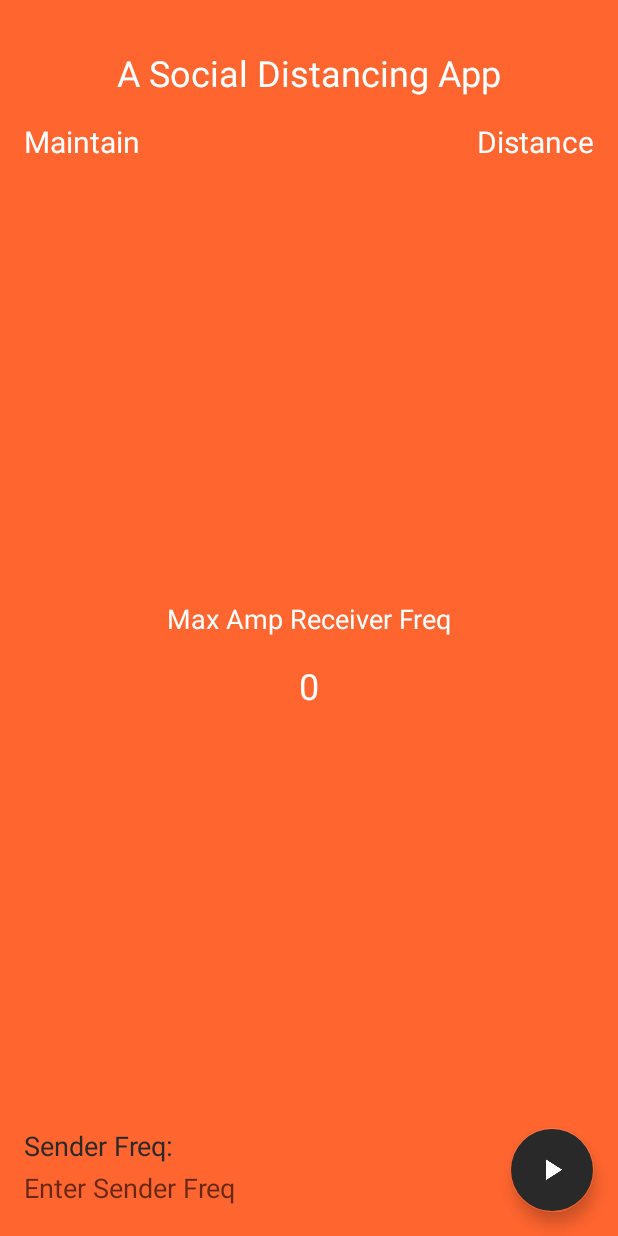
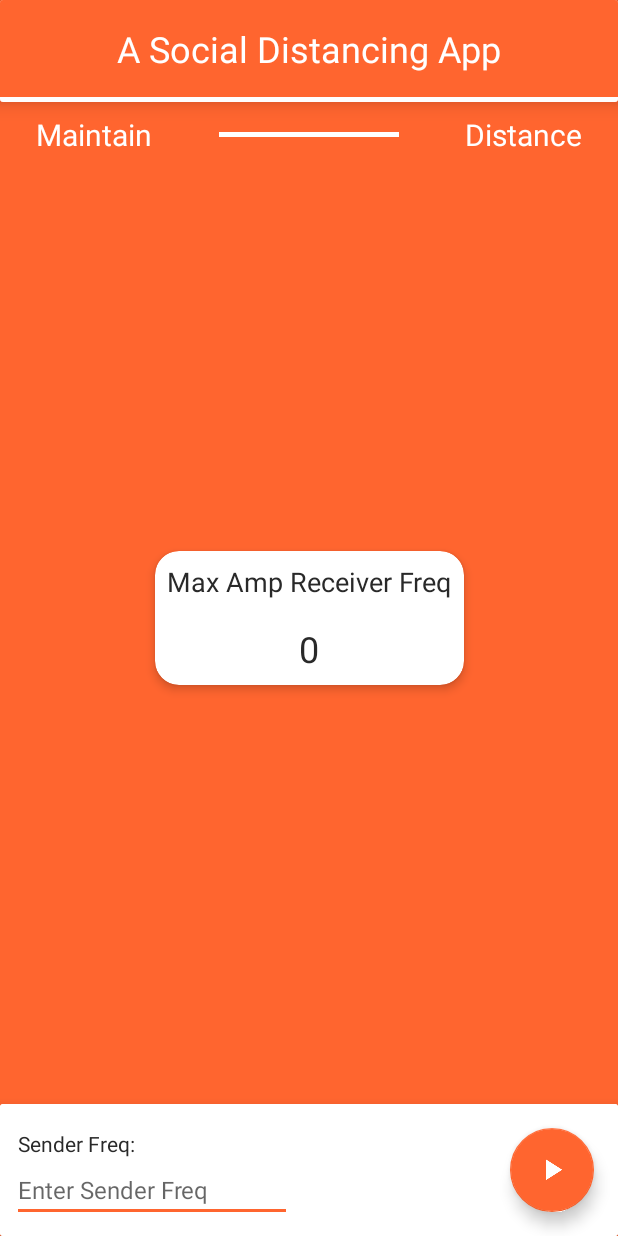
Before and after one commit to geetesh-gupta/ultronix, an Android app: the screen it shows after launch (MainActivity), on a phone screen of 412 x 824 dp. Run offline under Robolectric (Android 15) with nearby library versions, the phone set to English and light mode, and no system bars.

Commit message:
Enhance frontend

```diff
--- a/app/src/main/res/layout/activity_main.xml
+++ b/app/src/main/res/layout/activity_main.xml
@@ -6,52 +6,107 @@
     android:layout_height="match_parent"
     tools:context=".MainActivity">
 
+    <androidx.cardview.widget.CardView
+        android:id="@+id/cardView"
+        android:layout_width="match_parent"
+        android:layout_height="wrap_content"
+        app:cardElevation="8dp"
+        app:layout_constraintEnd_toEndOf="parent"
+        app:layout_constraintStart_toStartOf="parent"
+        app:layout_constraintTop_toTopOf="parent">
+
+        <LinearLayout
+            android:layout_width="match_parent"
+            android:layout_height="match_parent"
+            android:layout_alignParentTop="true"
+            android:layout_centerHorizontal="true"
+            android:background="@color/colorPrimary"
+            android:orientation="vertical">
 
             <TextView
                 android:id="@+id/title"
-        android:layout_width="wrap_content"
+                android:layout_width="match_parent"
                 android:layout_height="wrap_content"
-        android:layout_marginTop="32dp"
+                android:layout_margin="16dp"
                 android:text="@string/title"
-        android:textSize="24sp"
-        app:layout_constraintEnd_toEndOf="parent"
-        app:layout_constraintStart_toStartOf="parent"
-        app:layout_constraintTop_toTopOf="parent" />
+                android:textAlignment="center"
+                android:textColor="@color/colorPrimaryText"
+                android:textSize="24sp" />
+
+            <View
+                android:layout_width="match_parent"
+                android:layout_height="3dp"
+                android:layout_gravity="center"
+                android:background="@color/colorPrimaryText" />
+        </LinearLayout>
+    </androidx.cardview.widget.CardView>
+
+    <LinearLayout
+        android:layout_width="match_parent"
+        android:layout_height="wrap_content"
+        android:gravity="center_vertical"
+        android:orientation="horizontal"
+        android:padding="8dp"
+        app:layout_constraintTop_toBottomOf="@id/cardView">
 
         <TextView
             android:id="@+id/subtitleLeft"
-        android:layout_width="wrap_content"
+            android:layout_width="match_parent"
             android:layout_height="wrap_content"
             android:layout_marginStart="16dp"
-        android:layout_marginTop="16dp"
+            android:layout_weight="1"
             android:text="@string/subtitleLeft"
-        android:textSize="20sp"
-        app:layout_constraintStart_toStartOf="parent"
-        app:layout_constraintTop_toBottomOf="@+id/title" />
+            android:textSize="20sp" />
+
+        <View
+            android:layout_width="120dp"
+            android:layout_height="3dp"
+            android:layout_gravity="center"
+            android:background="@color/colorPrimaryText" />
 
         <TextView
             android:id="@+id/subtitleRight"
+            android:layout_width="match_parent"
+            android:layout_height="wrap_content"
+            android:layout_marginEnd="16dp"
+            android:layout_weight="1"
+            android:text="@string/subtitleRight"
+            android:textAlignment="viewEnd"
+            android:textSize="20sp" />
+    </LinearLayout>
+
+
+    <androidx.cardview.widget.CardView
+        android:id="@+id/cardView23"
         android:layout_width="wrap_content"
         android:layout_height="wrap_content"
-        android:layout_marginEnd="16dp"
-        android:text="@string/subtitleRight"
-        android:textSize="20sp"
-        app:layout_constraintBottom_toBottomOf="@+id/subtitleLeft"
+        android:background="@color/colorPrimaryText"
+        app:cardCornerRadius="16dp"
+        app:cardElevation="4dp"
+        app:layout_constraintBottom_toBottomOf="parent"
         app:layout_constraintEnd_toEndOf="parent"
-        app:layout_constraintHorizontal_bias="1"
-        app:layout_constraintStart_toEndOf="@+id/subtitleLeft"
-        app:layout_constraintTop_toTopOf="@+id/subtitleLeft" />
+        app:layout_constraintStart_toStartOf="parent"
+        app:layout_constraintTop_toTopOf="parent">
+
+
+        <LinearLayout
+            android:layout_width="wrap_content"
+            android:layout_height="wrap_content"
+            android:gravity="center_horizontal"
+            android:orientation="vertical"
+            android:padding="8dp"
+            app:layout_constraintBottom_toBottomOf="parent"
+            app:layout_constraintEnd_toEndOf="parent"
+            app:layout_constraintStart_toStartOf="parent"
+            app:layout_constraintTop_toTopOf="parent">
 
             <TextView
                 android:id="@+id/curFreqTitle"
                 android:layout_width="wrap_content"
                 android:layout_height="wrap_content"
                 android:text="@string/curFreqTitle"
-        android:textSize="18sp"
-        app:layout_constraintBottom_toBottomOf="parent"
-        app:layout_constraintEnd_toEndOf="parent"
-        app:layout_constraintStart_toStartOf="parent"
-        app:layout_constraintTop_toTopOf="parent" />
+                android:textColor="@color/colorPrimaryBackground"
+                android:textSize="18sp" />
 
             <TextView
                 android:id="@+id/curFreq"
@@ -59,54 +114,65 @@
                 android:layout_height="wrap_content"
                 android:layout_marginTop="16dp"
                 android:text="@string/curFreq"
-        android:textSize="24sp"
+                android:textColor="@color/colorPrimaryBackground"
+                android:textSize="24sp" />
+        </LinearLayout>
+    </androidx.cardview.widget.CardView>
+
+    <androidx.cardview.widget.CardView
+        android:id="@+id/cardView2"
+        android:layout_width="match_parent"
+        android:layout_height="wrap_content"
+        app:cardElevation="10dp"
         app:layout_constraintBottom_toBottomOf="parent"
-        app:layout_constraintEnd_toEndOf="parent"
-        app:layout_constraintStart_toStartOf="parent"
-        app:layout_constraintTop_toBottomOf="@+id/curFreqTitle"
-        app:layout_constraintVertical_bias="0.0" />
+        app:layout_constraintEnd_toEndOf="parent">
+
+        <LinearLayout
+            android:layout_width="match_parent"
+            android:layout_height="match_parent"
+            android:layout_alignParentTop="true"
+            android:layout_centerHorizontal="true"
+            android:background="@color/colorPrimaryText"
+            android:orientation="horizontal">
+
+            <LinearLayout
+                android:layout_width="0dp"
+                android:layout_height="match_parent"
+                android:layout_weight="1"
+                android:gravity="center_vertical"
+                android:orientation="vertical"
+                android:paddingTop="8sp"
+                android:paddingStart="8sp"
+                android:paddingEnd="8sp"
+                >
 
                 <TextView
                     android:id="@+id/inputFreqTitle"
                     android:layout_width="wrap_content"
                     android:layout_height="wrap_content"
-        android:layout_marginStart="16dp"
-        android:layout_marginBottom="48dp"
+                    android:layout_marginStart="4dp"
                     android:text="@string/inputFreqTitle"
                     android:textColor="@color/colorPrimaryBackground"
-        android:textSize="18sp"
-        app:layout_constraintBottom_toBottomOf="parent"
-        app:layout_constraintEnd_toEndOf="parent"
-        app:layout_constraintHorizontal_bias="0.0"
-        app:layout_constraintStart_toStartOf="parent"
-        app:layout_constraintTop_toTopOf="parent"
-        app:layout_constraintVertical_bias="1" />
+                    android:textSize="14sp" />
 
                 <EditText
                     android:id="@+id/inputFreq"
                     android:layout_width="wrap_content"
                     android:layout_height="wrap_content"
-        android:layout_marginStart="12dp"
-        android:layout_marginBottom="16dp"
                     android:ems="10"
                     android:hint="@string/frequency"
                     android:inputType="number"
-        app:layout_constraintBottom_toBottomOf="parent"
-        app:layout_constraintStart_toStartOf="parent"
-        app:layout_constraintTop_toBottomOf="@id/inputFreqTitle" />
+                    android:textSize="16sp" />
+            </LinearLayout>
 
             <com.google.android.material.floatingactionbutton.FloatingActionButton
                 android:id="@+id/fab"
                 android:layout_width="wrap_content"
                 android:layout_height="wrap_content"
                 android:layout_margin="16dp"
-        android:layout_marginEnd="16dp"
-        android:layout_marginBottom="16dp"
-        android:backgroundTint="@color/colorPrimaryBackground"
-        app:layout_constraintBottom_toBottomOf="parent"
-        app:layout_constraintEnd_toEndOf="parent"
-        app:layout_constraintHorizontal_bias="1.0"
-        app:layout_constraintStart_toStartOf="parent"
+                android:backgroundTint="@color/colorPrimary"
                 app:srcCompat="@drawable/ic_play_arrow_white_24dp" />
+        </LinearLayout>
+    </androidx.cardview.widget.CardView>
 
 </androidx.constraintlayout.widget.ConstraintLayout>
```
Lines whose indentation alone changed are shown as unchanged.
